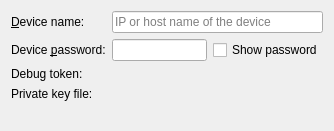
Before: the Qt Designer form src/plugins/qnx/blackberrydeviceconfigurationwidget.ui in qt-creator/qt-creator, drawn with Qt 5.
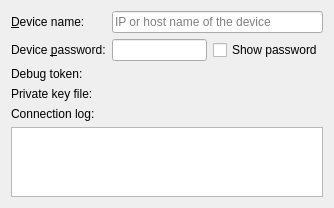
After: the same form once the commit is applied. Custom widgets are drawn as their Qt base class.

Commit message:
QNX: Refactored connection handling for BlackBerry devices
The blackberry-connect connection is now established at
Qt Creator startup, and taken down when Qt Creator shuts down.
The user also has the ability to disconnect manually in the
Device settings widget.

The connection status is shown in the Devices settings widget,
as well as in the project selector. And it is impossible run or
debug an application without having the device connected.

Diff of the .ui file:
```diff
--- a/src/plugins/qnx/blackberrydeviceconfigurationwidget.ui
+++ b/src/plugins/qnx/blackberrydeviceconfigurationwidget.ui
@@ -7,7 +7,7 @@
     <x>0</x>
     <y>0</y>
     <width>334</width>
-    <height>131</height>
+    <height>208</height>
    </rect>
   </property>
   <layout class="QFormLayout" name="formLayout">
@@ -79,6 +79,20 @@
    <item row="3" column="1">
     <widget class="Utils::PathChooser" name="keyFileLineEdit" native="true"/>
    </item>
+   <item row="4" column="0">
+    <widget class="QLabel" name="label">
+     <property name="text">
+      <string>Connection log:</string>
+     </property>
+    </widget>
+   </item>
+   <item row="5" column="0" colspan="2">
+    <widget class="QPlainTextEdit" name="connectionLog">
+     <property name="readOnly">
+      <bool>true</bool>
+     </property>
+    </widget>
+   </item>
   </layout>
   <zorder>keyFileLineEdit</zorder>
   <zorder>hostNameLabel</zorder>
```
Left out of the diff: 2 changed lines with no effect on the pictures. The commit also changes 17 other files.
